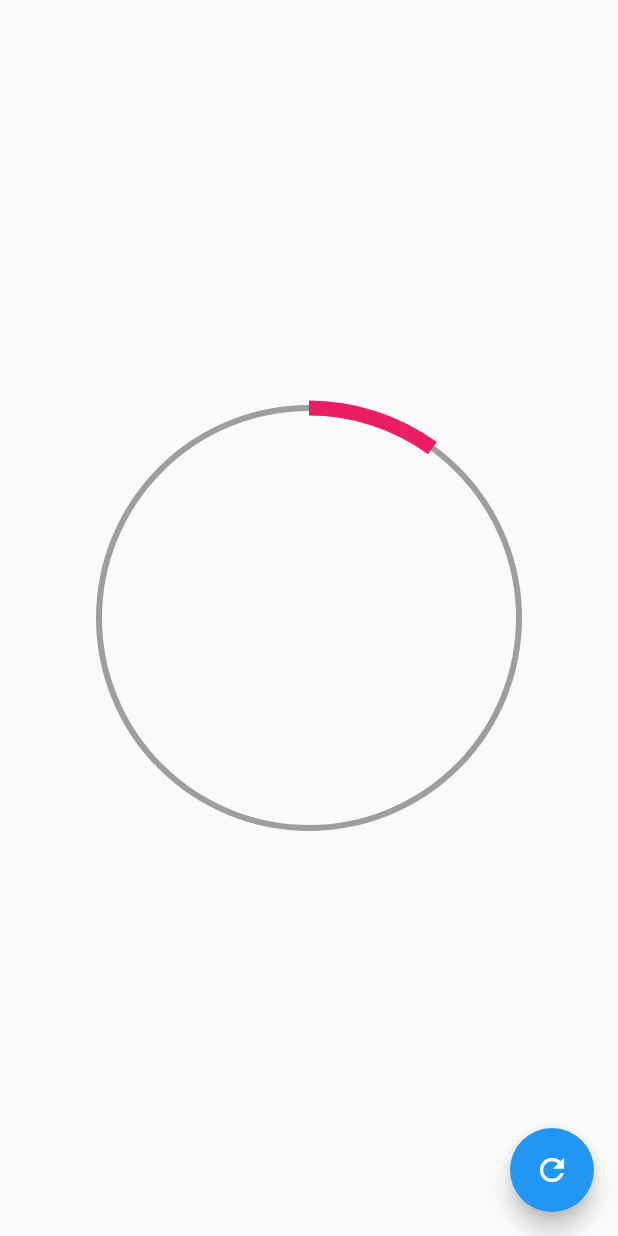
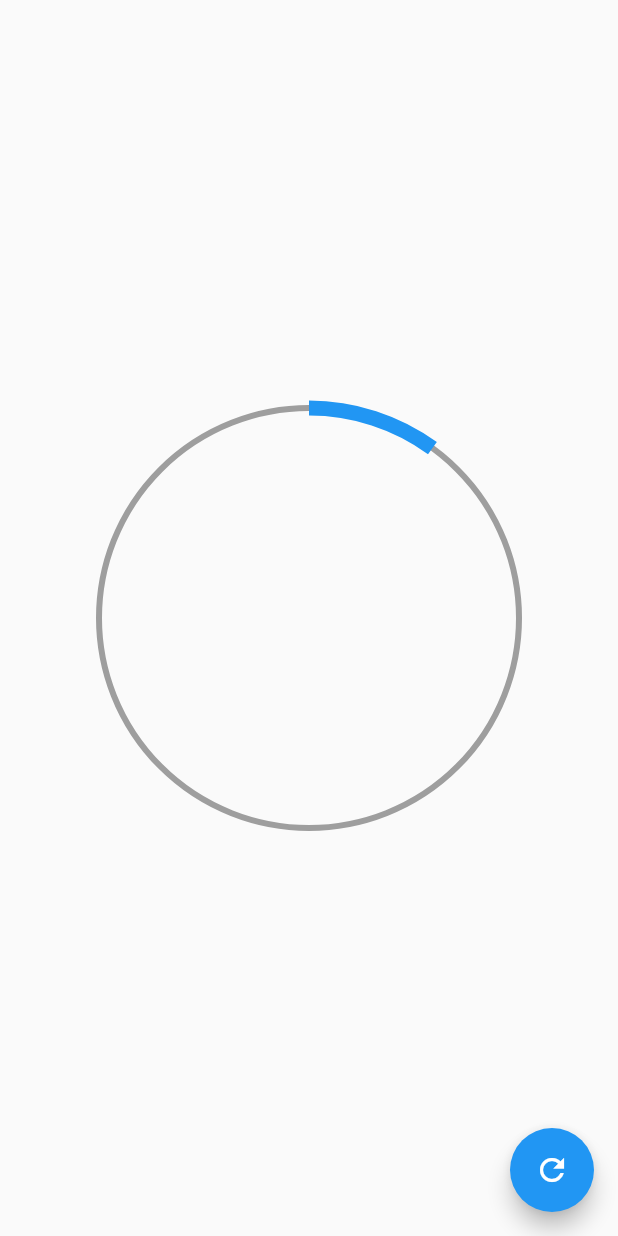
Before and after one commit to Alejandrofenix/Flutter-ProgressBar-Circular, a Flutter app: the screen it shows after launch, on a phone screen of 412 x 824 dp. Run offline on Flutter 3.47's test engine with Material 2 defaults, Android fonts, the phone set to English and light mode, and no system bars.

Commit message:
Se agregarón los parametros opcionales de color secundario, grosor primario y grosor secundario

```diff
--- a/lib/widgets/radial_progress.dart
+++ b/lib/widgets/radial_progress.dart
@@ -4,8 +4,17 @@ import 'package:flutter/material.dart';
 
 class RadialProgress extends StatefulWidget {
   final porcentaje;
+  final Color colorPrimario;
+  final Color colorSecundario;
+  final double grosorSecundario;
+  final double grosorPrimario;
 
-  const RadialProgress({this.porcentaje});
+  const RadialProgress(
+      {required this.porcentaje,
+      this.colorPrimario = Colors.blue,
+      this.colorSecundario = Colors.grey,
+      this.grosorSecundario = 4.0,
+      this.grosorPrimario = 10.0});
   @override
   _RadialProgressState createState() => _RadialProgressState();
 }
@@ -44,8 +53,13 @@ class _RadialProgressState extends State<RadialProgress>
           height: double.infinity,
           width: double.infinity,
           child: CustomPaint(
-            painter: _MyRadialProgress((widget.porcentaje - diferenciaAnimar) +
-                (diferenciaAnimar * controller.value)),
+            painter: _MyRadialProgress(
+                (widget.porcentaje - diferenciaAnimar) +
+                    (diferenciaAnimar * controller.value),
+                widget.colorPrimario,
+                widget.colorSecundario,
+                widget.grosorSecundario,
+                widget.grosorPrimario),
           ),
         );
       },
@@ -55,14 +69,20 @@ class _RadialProgressState extends State<RadialProgress>
 
 class _MyRadialProgress extends CustomPainter {
   final porcentaje;
-  _MyRadialProgress(this.porcentaje);
+  final Color colorPrimario;
+  final Color colorSecundario;
+  final double grosorSecundario;
+  final double grosorPrimario;
+
+  _MyRadialProgress(this.porcentaje, this.colorPrimario, this.colorSecundario,
+      this.grosorSecundario, this.grosorPrimario);
 
   @override
   //Circulo completado
   void paint(Canvas canvas, Size size) {
     final paint = new Paint()
-      ..strokeWidth = 4
-      ..color = Colors.grey
+      ..strokeWidth = grosorSecundario
+      ..color = this.colorSecundario
       ..style = PaintingStyle.stroke;
 
     Offset center = new Offset(size.width * 0.5, size.height / 2);
@@ -71,8 +91,8 @@ class _MyRadialProgress extends CustomPainter {
     canvas.drawCircle(center, radius, paint);
     //Arco
     final paintArco = new Paint()
-      ..strokeWidth = 10
-      ..color = Colors.pink
+      ..strokeWidth = grosorPrimario
+      ..color = colorPrimario
       ..style = PaintingStyle.stroke;
 
     //Parte que se debería ir llenando
```
